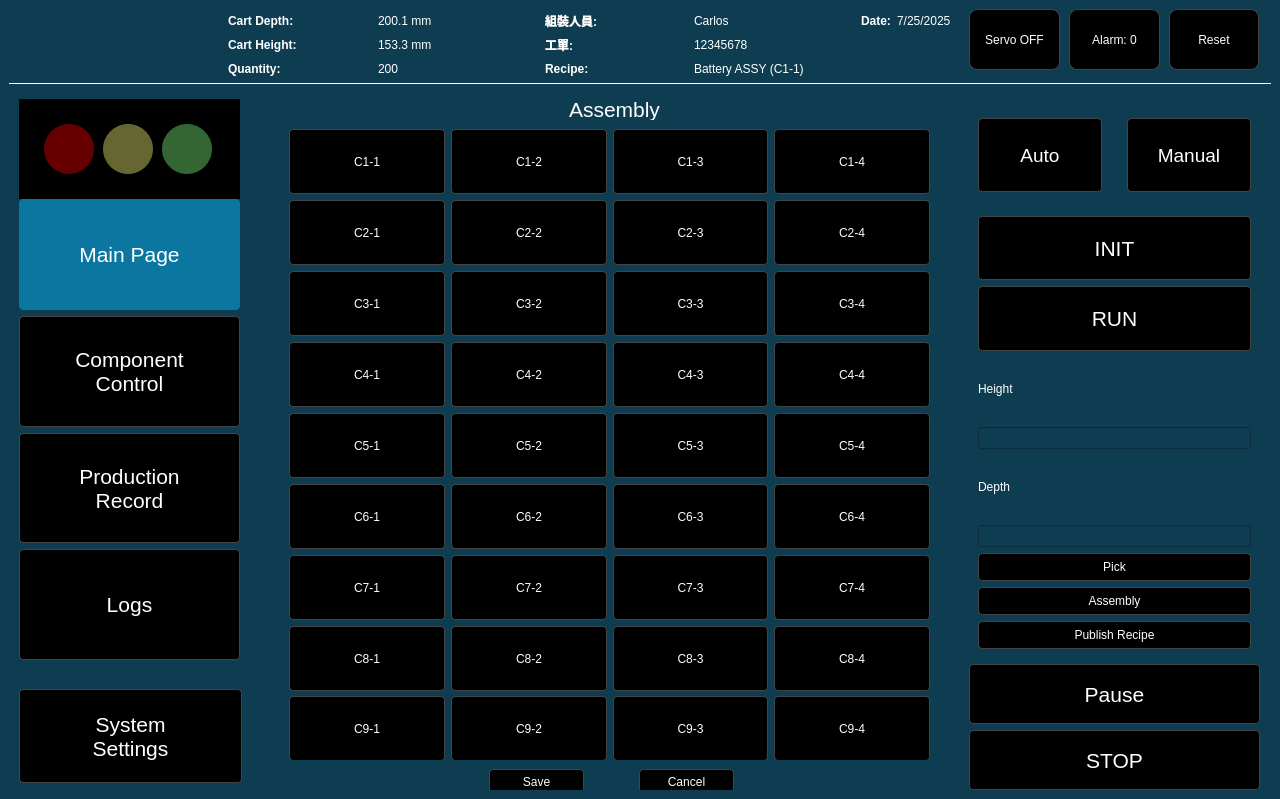
Above: src/ui_app/ui_app/ui_magic_cube.ui from deltahenry/cas_ws before the change. Below: the same form after it.
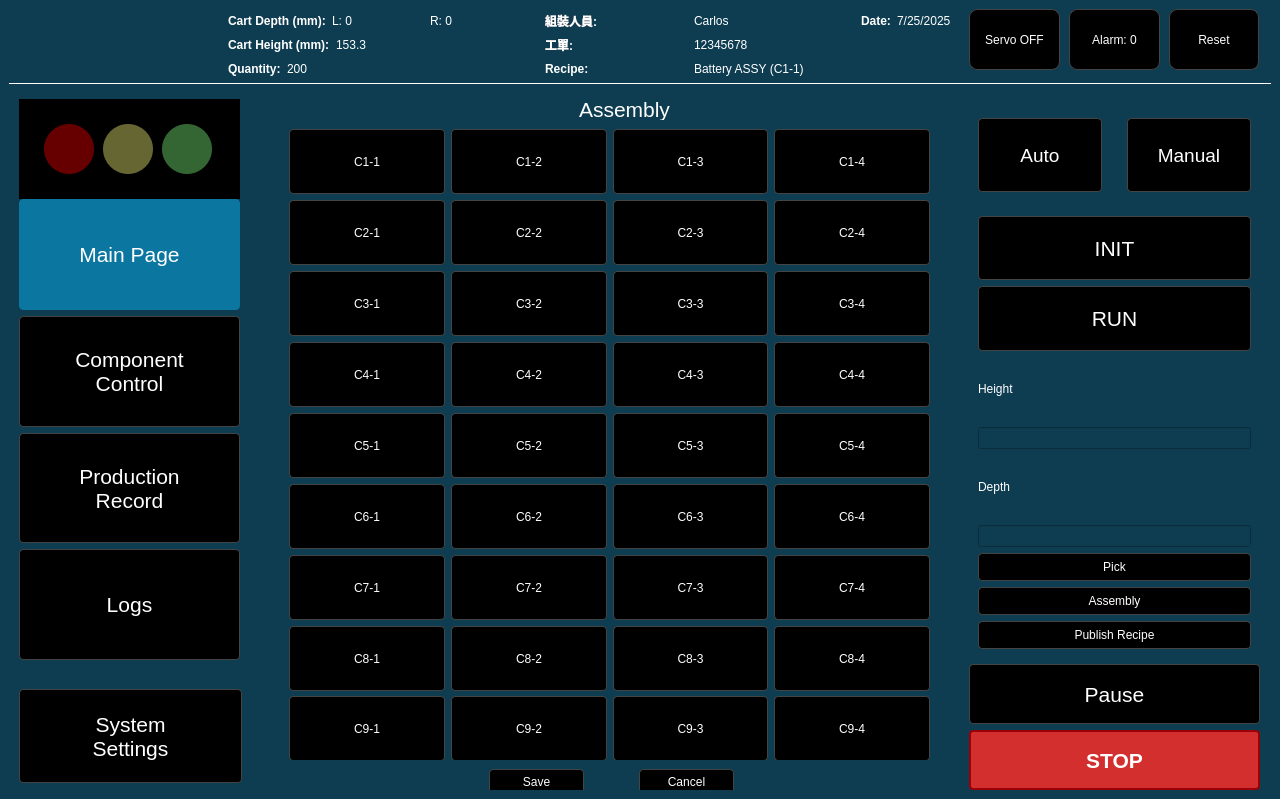
That is the form after the change. The open tabs and pages were chosen to show the change. Icons and pictures are not drawn.

Patch:
```diff
--- a/src/ui_app/ui_app/ui_magic_cube.ui
+++ b/src/ui_app/ui_app/ui_magic_cube.ui
@@ -55,6 +55,12 @@
     border: 1px solid #0B76A0;
 }
 
+QPushButton:disabled {
+    background-color: #BDBDBD;       /* Gray when disabled */
+    border: 2px solid #9E9E9E;
+    color: #616161;
+}
+
 QLabel {
 	color:white;
 }</string>
@@ -805,6 +811,9 @@
             </item>
             <item>
              <widget class="QPushButton" name="AutoStopButton">
+              <property name="enabled">
+               <bool>true</bool>
+              </property>
               <property name="sizePolicy">
                <sizepolicy hsizetype="Minimum" vsizetype="Preferred">
                 <horstretch>0</horstretch>
@@ -820,13 +829,35 @@
               <property name="font">
                <font>
                 <pointsize>16</pointsize>
+                <bold>true</bold>
                </font>
               </property>
               <property name="styleSheet">
-               <string notr="true">
+               <string notr="true">QPushButton {
+    background-color: #D32F2F;       /* Material Red 700 */
+    color: white;
+    border: 2px solid #9A0007;       /* Darker red border */
+}
+
+QPushButton:hover {
+    background-color: #E53935;       /* Slightly brighter red */
+}
+QPushButton:pressed {
+    background-color: #B71C1C;       /* Darker pressed red */
+    border: 2px inset #7F0000;       /* Inset border for &quot;sunken&quot; effect */
+}
+QPushButton:disabled {
+    background-color: #BDBDBD;       /* Gray when disabled */
+    border: 2px solid #9E9E9E;
+    color: #616161;
+}
+
+/*
 QPushButton#AutoStopButton:pressed {
-    background-color: #990000;       /* darker red when pressed */
-}</string>
+    background-color: #990000; 
+}
+*/
+</string>
               </property>
               <property name="text">
                <string>STOP</string>
@@ -1771,7 +1802,7 @@
           <widget class="QLabel" name="CabinetLabel">
            <property name="geometry">
             <rect>
-             <x>320</x>
+             <x>330</x>
              <y>0</y>
              <width>101</width>
              <height>21</height>
@@ -7192,6 +7223,12 @@
            </property>
            <item>
             <widget class="QLabel" name="QuantityText">
+             <property name="sizePolicy">
+              <sizepolicy hsizetype="Maximum" vsizetype="Preferred">
+               <horstretch>0</horstretch>
+               <verstretch>0</verstretch>
+              </sizepolicy>
+             </property>
              <property name="font">
               <font>
                <bold>true</bold>
@@ -7272,20 +7309,26 @@
            </property>
            <item>
             <widget class="QLabel" name="CartHeightText">
+             <property name="sizePolicy">
+              <sizepolicy hsizetype="Maximum" vsizetype="Preferred">
+               <horstretch>0</horstretch>
+               <verstretch>0</verstretch>
+              </sizepolicy>
+             </property>
              <property name="font">
               <font>
                <bold>true</bold>
               </font>
              </property>
              <property name="text">
-              <string>Cart Height:</string>
+              <string>Cart Height (mm):</string>
              </property>
             </widget>
            </item>
            <item>
             <widget class="QLabel" name="CartHeightInput">
              <property name="text">
-              <string>153.3 mm</string>
+              <string>153.3</string>
              </property>
             </widget>
            </item>
@@ -7312,20 +7355,33 @@
            </property>
            <item>
             <widget class="QLabel" name="CartDepthText">
+             <property name="sizePolicy">
+              <sizepolicy hsizetype="Maximum" vsizetype="Preferred">
+               <horstretch>0</horstretch>
+               <verstretch>0</verstretch>
+              </sizepolicy>
+             </property>
              <property name="font">
               <font>
                <bold>true</bold>
               </font>
              </property>
              <property name="text">
-              <string>Cart Depth:</string>
+              <string>Cart Depth (mm):</string>
              </property>
             </widget>
            </item>
            <item>
             <widget class="QLabel" name="CartDepthInput">
              <property name="text">
-              <string>200.1 mm</string>
+              <string>L: 0</string>
+             </property>
+            </widget>
+           </item>
+           <item>
+            <widget class="QLabel" name="CartDepthRightInput">
+             <property name="text">
+              <string>R: 0</string>
              </property>
             </widget>
            </item>
```
Left out of the diff: 365 changed lines with no effect on the pictures.
